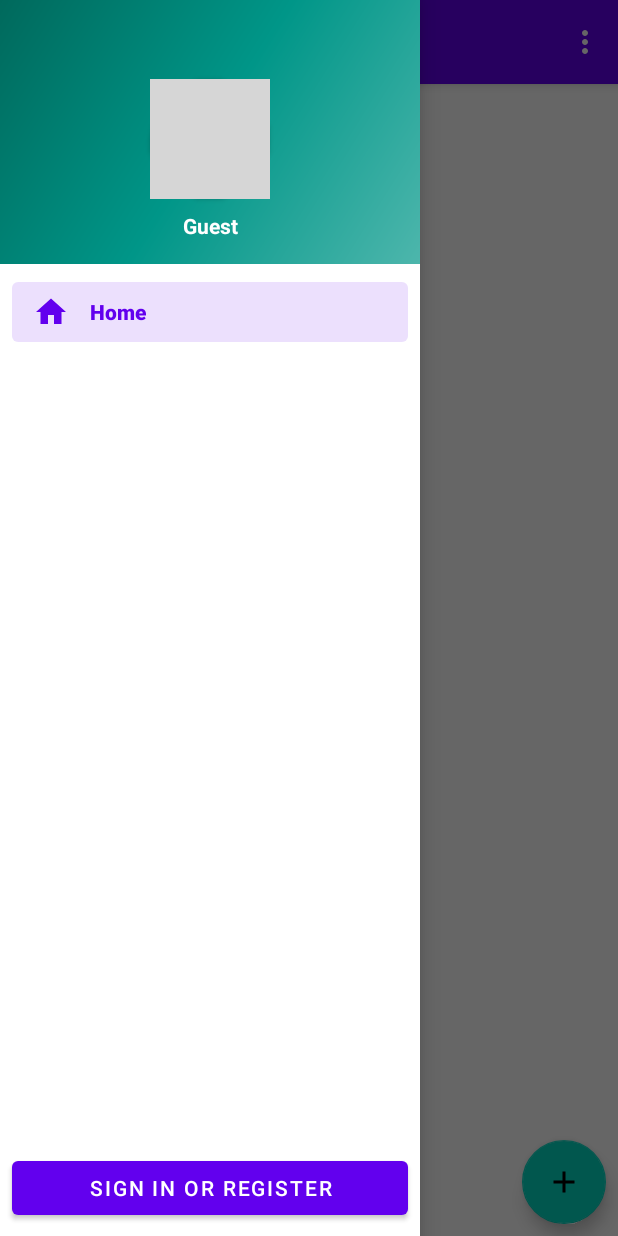
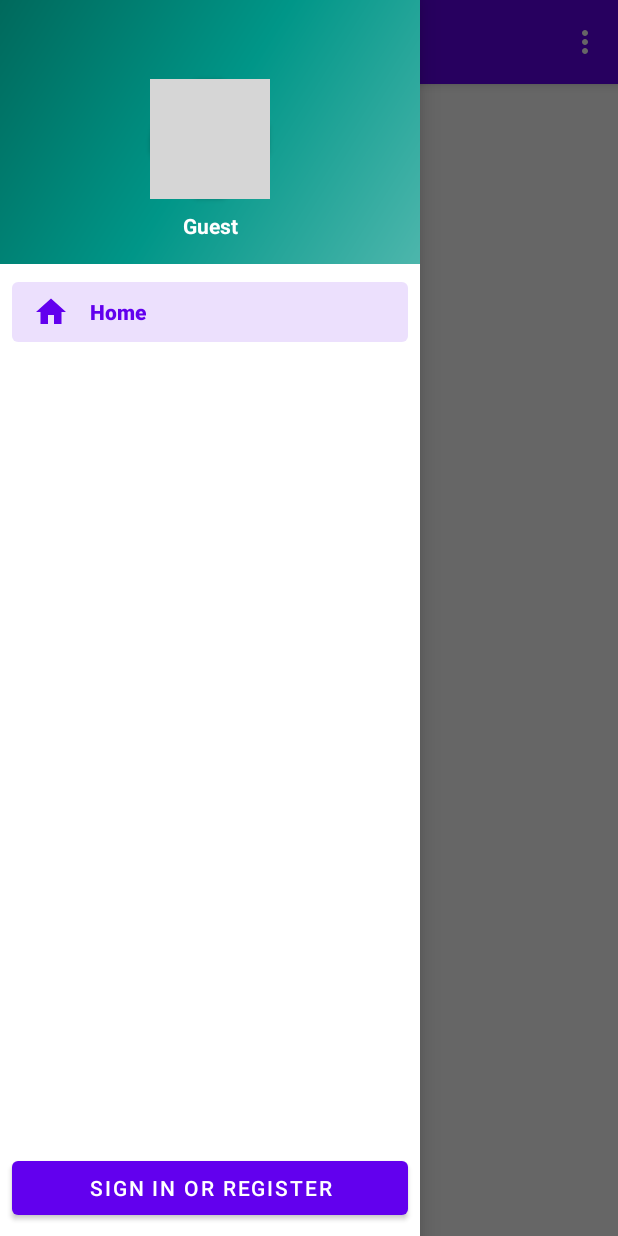
Before and after one commit to ETS-Android1/MeetingCar, an Android app: the screen it shows after launch (MainActivity), with the side drawer open, on a phone screen of 412 x 824 dp. Run offline under Robolectric (Android 15) with nearby library versions, the light colour scheme and no system bars; our stand-ins replace navigation-ui; grey boxes are pictures that could not be loaded.

Commit message:
Minor fix

```diff
--- a/MeetingCarAndroid/app/src/main/java/fr/flareden/meetingcar/ui/annonce/AnnonceFragment.java
+++ b/MeetingCarAndroid/app/src/main/java/fr/flareden/meetingcar/ui/annonce/AnnonceFragment.java
@@ -41,8 +41,9 @@ public class AnnonceFragment extends Fragment {
                     @Override
                     public void onAnnonceLoad(Annonce a) {
                         if(a != null){
-                            binding.tvAnnonceTitre.setText(a.getTitle());
-
+                            getActivity().runOnUiThread(() -> {
+                                binding.tvAnnonceTitre.setText(a.getTitle());
+                            });
                         }
                     }
 
--- a/MeetingCarAndroid/app/src/main/java/fr/flareden/meetingcar/ui/follow/FollowFragment.java
+++ b/MeetingCarAndroid/app/src/main/java/fr/flareden/meetingcar/ui/follow/FollowFragment.java
@@ -29,6 +29,6 @@ public class FollowFragment extends HomeFragment {
 
     @Override
     protected void initFab(FragmentHomeBinding binding) {
-        binding.homeFabAdd.setVisibility(View.GONE);
+
     }
 }
--- a/MeetingCarAndroid/app/src/main/java/fr/flareden/meetingcar/ui/history/HistoryFragment.java
+++ b/MeetingCarAndroid/app/src/main/java/fr/flareden/meetingcar/ui/history/HistoryFragment.java
@@ -29,6 +29,6 @@ public class HistoryFragment extends HomeFragment {
 
     @Override
     protected void initFab(FragmentHomeBinding binding) {
-        binding.homeFabAdd.setVisibility(View.GONE);
+
     }
 }
--- a/MeetingCarAndroid/app/src/main/java/fr/flareden/meetingcar/ui/home/HomeFragment.java
+++ b/MeetingCarAndroid/app/src/main/java/fr/flareden/meetingcar/ui/home/HomeFragment.java
@@ -20,7 +20,10 @@ import java.util.ArrayList;
 import fr.flareden.meetingcar.R;
 import fr.flareden.meetingcar.databinding.FragmentHomeBinding;
 import fr.flareden.meetingcar.metier.CommunicationWebservice;
+import fr.flareden.meetingcar.metier.Metier;
 import fr.flareden.meetingcar.metier.entity.Annonce;
+import fr.flareden.meetingcar.metier.entity.client.Client;
+import fr.flareden.meetingcar.metier.listener.IConnectHandler;
 import fr.flareden.meetingcar.metier.listener.IListAnnonceLoaderHandler;
 
 public class HomeFragment extends Fragment {
@@ -37,6 +40,8 @@ public class HomeFragment extends Fragment {
     public View onCreateView(@NonNull LayoutInflater inflater,
                              ViewGroup container, Bundle savedInstanceState) {
         binding = FragmentHomeBinding.inflate(inflater, container, false);
+
+        data.clear();
         if(savedInstanceState != null){
             queryData(savedInstanceState.getInt("idClient", -1));
         } else {
@@ -100,7 +105,26 @@ public class HomeFragment extends Fragment {
             navController.navigate(R.id.nav_create_announce);
         });
 
-        initFab(binding);
+        Metier.getINSTANCE().isLogin(new IConnectHandler() {
+            @Override
+            public void onConnectionSuccess(Client c, String hashedPassword, boolean isAutoConnect) {
+
+            }
+
+            @Override
+            public void onConnectionFail(boolean unknown) {
+
+            }
+
+            @Override
+            public void askIsLogin(boolean isLogin) {
+                if(isLogin){
+                    getActivity().runOnUiThread(() -> {
+                        initFab(binding);
+                    });
+                }
+            }
+        });
 
         return binding.getRoot();
     }
@@ -108,6 +132,7 @@ public class HomeFragment extends Fragment {
     @Override
     public void onDestroyView() {
         super.onDestroyView();
+        data.clear();
         binding = null;
     }
 
@@ -128,5 +153,6 @@ public class HomeFragment extends Fragment {
     }
 
     protected void initFab(FragmentHomeBinding binding) {
+        binding.homeFabAdd.setVisibility(View.VISIBLE);
     }
 }
--- a/MeetingCarAndroid/app/src/main/res/layout/fragment_home.xml
+++ b/MeetingCarAndroid/app/src/main/res/layout/fragment_home.xml
@@ -35,6 +35,7 @@
         android:layout_marginEnd="8dp"
         android:layout_marginBottom="8dp"
         android:clickable="true"
+        android:visibility="gone"
         app:layout_constraintBottom_toBottomOf="parent"
         app:layout_constraintEnd_toEndOf="@+id/linearLayout2"
         app:srcCompat="@drawable/ic_baseline_add_24"
```
Also changed, not shown: MeetingCarAndroid/app/src/main/java/fr/flareden/meetingcar/MainActivity.java (+11 -0 lines).
